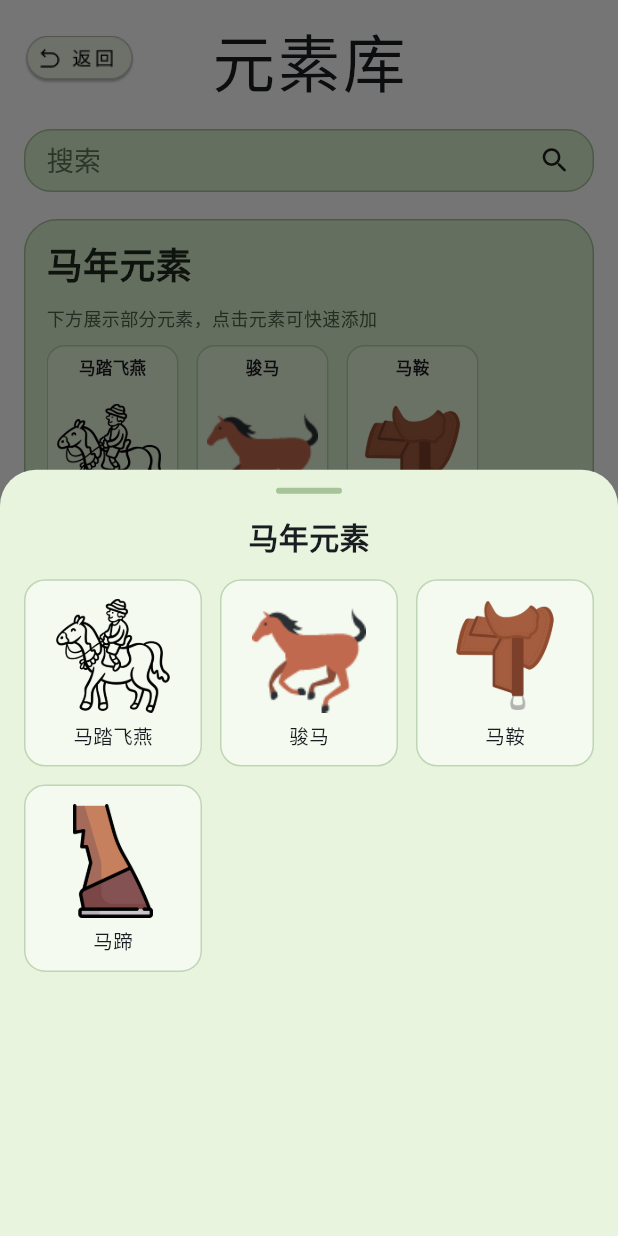
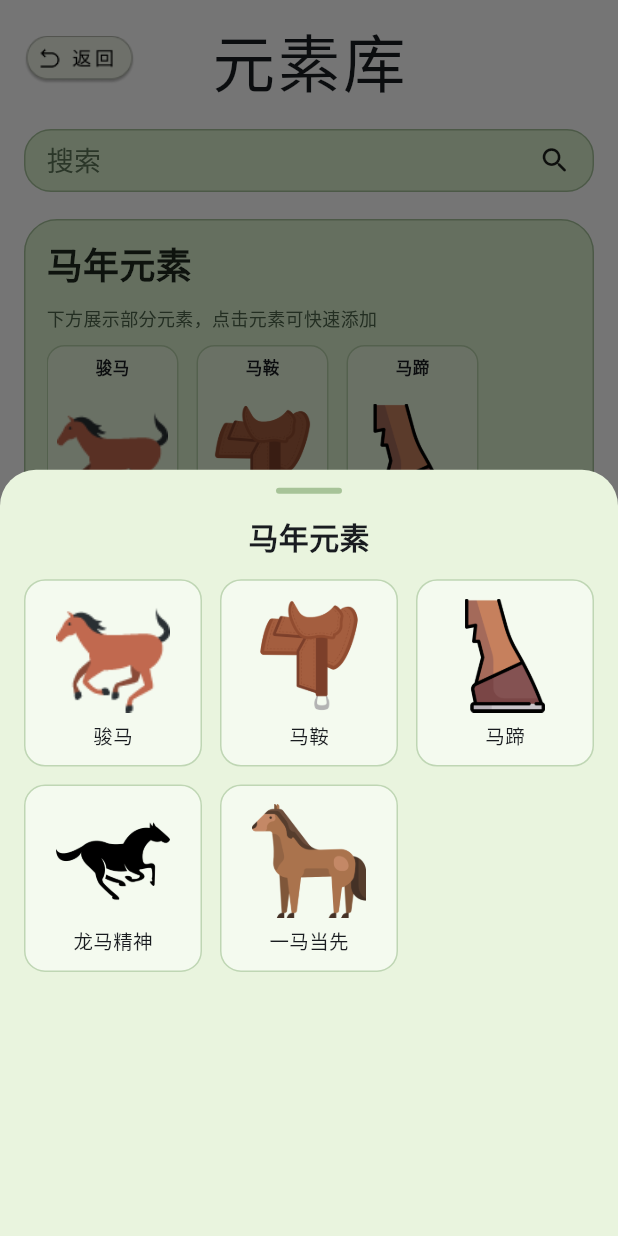
Before and after one commit to Gargantua11/City-Postcard, a Flutter app: the AddIndexPage screen opened by its route, after a tap on "马年元素", on a phone screen of 412 x 824 dp. Run offline on Flutter 3.47's test engine with Material 3 defaults, Android fonts, the phone set to English and light mode, and no system bars; our stand-ins replace image_picker, shared_preferences; missing offline and left inert: flutter_oss_aliyun, interactive_country_map; accounts and stored records are empty.

Commit message:
添加一些新的图片

```diff
--- a/lib/main.dart
+++ b/lib/main.dart
@@ -7,7 +7,7 @@ import './screens/register_step2_screen.dart';
 import './screens/forgot_password_screen.dart';
 import './screens/home_screen.dart';
 import './screens/city_search_screen.dart';
-import './screens/comment_section_screen.dart';
+import './screens/discussion_under_development_screen.dart';
 import './screens/create_post_screen.dart';
 import './screens/postcard_edit_screen.dart';
 import './screens/map_screen.dart';
@@ -52,7 +52,8 @@ class MyApp extends StatelessWidget {
           '/forgot_password': (context) => const ForgotPasswordScreen(),
           '/home': (context) => const HomeScreen(),
           '/city_search': (context) => const CitySearchScreen(),
-          '/comment_section': (context) => const CommentSectionScreen(),
+          '/comment_section': (context) =>
+              const DiscussionUnderDevelopmentScreen(),
           '/create_post': (context) => const CreatePostScreen(),
           '/postcard_edit': (context) => const PostcardEditScreen(),
           '/map': (context) => const MapScreen(),
--- a/lib/screens/add_screen.dart
+++ b/lib/screens/add_screen.dart
@@ -20,25 +20,57 @@ class _AddIndexPageState extends State<AddIndexPage> {
 
   final Map<String, List<_ElementData>> _elementsByCategory = const {
     '马年元素': [
-      _ElementData(
-        name: '马踏飞燕',
-        iconPath: 'assets/images/add_elements/马踏飞燕.png',
-      ),
       _ElementData(name: '骏马', iconPath: 'assets/images/add_elements/骏马.png'),
       _ElementData(name: '马鞍', iconPath: 'assets/images/add_elements/马鞍.png'),
       _ElementData(name: '马蹄', iconPath: 'assets/images/add_elements/马蹄.png'),
+      _ElementData(
+        name: '龙马精神',
+        iconPath: 'assets/images/add_elements/horse_spirit.png',
+      ),
+      _ElementData(
+        name: '一马当先',
+        iconPath: 'assets/images/add_elements/horse_first.png',
+      ),
     ],
     '新年元素': [
       _ElementData(name: '烟花', iconPath: 'assets/images/add_elements/烟花.png'),
       _ElementData(name: '灯笼', iconPath: 'assets/images/add_elements/灯笼.png'),
       _ElementData(name: '春联', iconPath: 'assets/images/add_elements/春联.png'),
       _ElementData(name: '鞭炮', iconPath: 'assets/images/add_elements/鞭炮.png'),
+      _ElementData(
+        name: '中国结',
+        iconPath: 'assets/images/add_elements/china_knot.png',
+      ),
+      _ElementData(
+        name: '剪纸',
+        iconPath: 'assets/images/add_elements/paper_cut.png',
+      ),
+      _ElementData(
+        name: '年画',
+        iconPath: 'assets/images/add_elements/new_year_painting.png',
+      ),
     ],
     '季节元素': [
       _ElementData(name: '梅花', iconPath: 'assets/images/add_elements/梅花.png'),
       _ElementData(name: '雪花', iconPath: 'assets/images/add_elements/雪花.png'),
       _ElementData(name: '绿叶', iconPath: 'assets/images/add_elements/绿叶.png'),
       _ElementData(name: '枫叶', iconPath: 'assets/images/add_elements/枫叶.png'),
+      _ElementData(
+        name: '樱花',
+        iconPath: 'assets/images/add_elements/cherry_blossom.png',
+      ),
+      _ElementData(
+        name: '荷花',
+        iconPath: 'assets/images/add_elements/lotus.png',
+      ),
+      _ElementData(
+        name: '银杏',
+        iconPath: 'assets/images/add_elements/ginkgo.png',
+      ),
+      _ElementData(
+        name: '腊梅',
+        iconPath: 'assets/images/add_elements/wintersweet.png',
+      ),
     ],
   };
 
--- a/lib/screens/search_index.dart
+++ b/lib/screens/search_index.dart
@@ -26,31 +26,44 @@ class _SearchIndexScreenState extends State<SearchIndexScreen> {
   // 每个分类下的具体元素
   final Map<String, List<Map<String, dynamic>>> _elementsByCategory = {
     '马年元素': [
-      {'name': '马踏飞燕', 'icon': 'assets/images/add_elements/马踏飞燕.png'},
       {'name': '骏马', 'icon': 'assets/images/add_elements/骏马.png'},
       {'name': '马鞍', 'icon': 'assets/images/add_elements/马鞍.png'},
       {'name': '马蹄', 'icon': 'assets/images/add_elements/马蹄.png'},
+      {'name': '龙马精神', 'icon': 'assets/images/add_elements/horse_spirit.png'},
+      {'name': '一马当先', 'icon': 'assets/images/add_elements/horse_first.png'},
     ],
     '新年元素': [
       {'name': '烟花', 'icon': 'assets/images/add_elements/烟花.png'},
       {'name': '灯笼', 'icon': 'assets/images/add_elements/灯笼.png'},
       {'name': '春联', 'icon': 'assets/images/add_elements/春联.png'},
       {'name': '鞭炮', 'icon': 'assets/images/add_elements/鞭炮.png'},
+      {'name': '中国结', 'icon': 'assets/images/add_elements/china_knot.png'},
+      {'name': '剪纸', 'icon': 'assets/images/add_elements/paper_cut.png'},
+      {
+        'name': '年画',
+        'icon': 'assets/images/add_elements/new_year_painting.png',
+      },
     ],
     '季节元素': [
       {'name': '梅花', 'icon': 'assets/images/add_elements/梅花.png'},
       {'name': '雪花', 'icon': 'assets/images/add_elements/雪花.png'},
       {'name': '绿叶', 'icon': 'assets/images/add_elements/绿叶.png'},
       {'name': '枫叶', 'icon': 'assets/images/add_elements/枫叶.png'},
+      {'name': '樱花', 'icon': 'assets/images/add_elements/cherry_blossom.png'},
+      {'name': '荷花', 'icon': 'assets/images/add_elements/lotus.png'},
+      {'name': '银杏', 'icon': 'assets/images/add_elements/ginkgo.png'},
+      {'name': '腊梅', 'icon': 'assets/images/add_elements/wintersweet.png'},
     ],
   };
 
   // 常用元素（合并所有分类的前几个元素）
   final List<Map<String, dynamic>> _commonElements = [
     {'name': '烟花', 'icon': 'assets/images/add_elements/烟花.png'},
-    {'name': '马踏飞燕', 'icon': 'assets/images/add_elements/马踏飞燕.png'},
+    {'name': '龙马精神', 'icon': 'assets/images/add_elements/horse_spirit.png'},
     {'name': '骏马', 'icon': 'assets/images/add_elements/骏马.png'},
     {'name': '灯笼', 'icon': 'assets/images/add_elements/灯笼.png'},
+    {'name': '中国结', 'icon': 'assets/images/add_elements/china_knot.png'},
+    {'name': '樱花', 'icon': 'assets/images/add_elements/cherry_blossom.png'},
   ];
 
   // 热门元素
@@ -59,18 +72,28 @@ class _SearchIndexScreenState extends State<SearchIndexScreen> {
     {'name': '梅花', 'icon': 'assets/images/add_elements/梅花.png'},
     {'name': '骏马', 'icon': 'assets/images/add_elements/骏马.png'},
     {'name': '雪花', 'icon': 'assets/images/add_elements/雪花.png'},
+    {'name': '龙马精神', 'icon': 'assets/images/add_elements/horse_spirit.png'},
+    {'name': '中国结', 'icon': 'assets/images/add_elements/china_knot.png'},
   ];
 
   // 热搜元素
   final List<Map<String, dynamic>> _hotSearchElements = [
     {'name': '烟花', 'icon': 'assets/images/add_elements/烟花.png'},
-    {'name': '马踏飞燕', 'icon': 'assets/images/add_elements/马踏飞燕.png'},
+    {'name': '龙马精神', 'icon': 'assets/images/add_elements/horse_spirit.png'},
     {'name': '骏马', 'icon': 'assets/images/add_elements/骏马.png'},
     {'name': '梅花', 'icon': 'assets/images/add_elements/梅花.png'},
     {'name': '雪花', 'icon': 'assets/images/add_elements/雪花.png'},
     {'name': '绿叶', 'icon': 'assets/images/add_elements/绿叶.png'},
     {'name': '枫叶', 'icon': 'assets/images/add_elements/枫叶.png'},
     {'name': '灯笼', 'icon': 'assets/images/add_elements/灯笼.png'},
+    {'name': '中国结', 'icon': 'assets/images/add_elements/china_knot.png'},
+    {'name': '剪纸', 'icon': 'assets/images/add_elements/paper_cut.png'},
+    {'name': '年画', 'icon': 'assets/images/add_elements/new_year_painting.png'},
+    {'name': '樱花', 'icon': 'assets/images/add_elements/cherry_blossom.png'},
+    {'name': '荷花', 'icon': 'assets/images/add_elements/lotus.png'},
+    {'name': '银杏', 'icon': 'assets/images/add_elements/ginkgo.png'},
+    {'name': '腊梅', 'icon': 'assets/images/add_elements/wintersweet.png'},
+    {'name': '一马当先', 'icon': 'assets/images/add_elements/horse_first.png'},
   ];
 
   @override
```
Also changed, not shown: lib/screens/comment_section_screen.dart (+43 -7 lines), lib/screens/discussion_under_development_screen.dart (added, +55 -0 lines), lib/screens/post_comments_screen.dart (+43 -2 lines), assets/images/add_elements/cherry_blossom.png (added), assets/images/add_elements/china_knot.png (added), assets/images/add_elements/ginkgo.png (added), assets/images/add_elements/horse_first.png (added), assets/images/add_elements/horse_spirit.png (added), assets/images/add_elements/lotus.png (added), assets/images/add_elements/new_year_painting.png (added), assets/images/add_elements/paper_cut.png (added), assets/images/add_elements/wintersweet.png (added), 1 other file.
